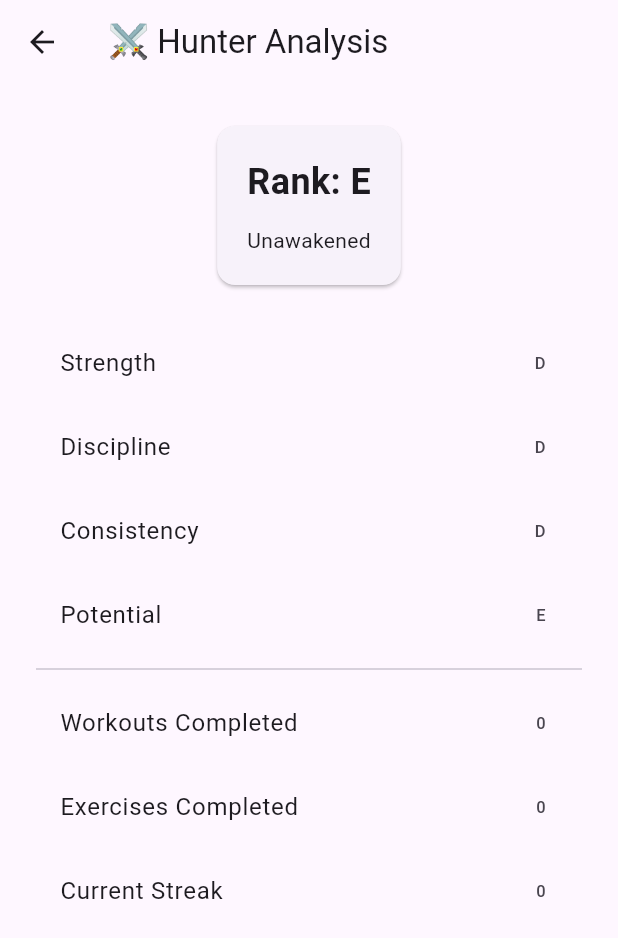
After one commit to vraj24713-sketch/system-awakening, a Flutter app: the screen it shows after launch, after a tap on an icon or button, on a phone screen of 412 x 824 dp. The commit adds this screen. Shown: the top 938 px of the screen. Run offline on Flutter 3.47's test engine with Material 3 defaults, Android fonts, the phone set to English and light mode, and no system bars; our stand-ins replace flutter_riverpod, shared_preferences.

Commit message:
added hunter analysis system

```diff
--- /dev/null
+++ b/lib/screens/analysis_screen.dart
@@ -0,0 +1,142 @@
+import 'package:flutter/material.dart';
+import 'package:flutter_riverpod/flutter_riverpod.dart';
+
+import '../providers/xp_provider.dart';
+import '../providers/stats_provider.dart';
+import '../providers/streak_provider.dart';
+
+class AnalysisScreen extends ConsumerWidget {
+  const AnalysisScreen({super.key});
+
+  String calculateStrength(int exercises) {
+    if (exercises >= 500) return 'S';
+    if (exercises >= 250) return 'A';
+    if (exercises >= 100) return 'B';
+    if (exercises >= 50) return 'C';
+    return 'D';
+  }
+
+  String calculateDiscipline(int streak) {
+    if (streak >= 60) return 'S';
+    if (streak >= 30) return 'A';
+    if (streak >= 14) return 'B';
+    if (streak >= 7) return 'C';
+    return 'D';
+  }
+
+  String calculateConsistency(int workouts) {
+    if (workouts >= 100) return 'S';
+    if (workouts >= 50) return 'A';
+    if (workouts >= 20) return 'B';
+    if (workouts >= 10) return 'C';
+    return 'D';
+  }
+
+  @override
+  Widget build(BuildContext context, WidgetRef ref) {
+    final xp = ref.watch(xpProvider);
+
+    final workoutsAsync = ref.watch(workoutsCompletedProvider);
+
+    final exercisesAsync = ref.watch(exercisesCompletedProvider);
+
+    final streakAsync = ref.watch(streakProvider);
+
+    return Scaffold(
+      appBar: AppBar(title: const Text('⚔️ Hunter Analysis')),
+
+      body: workoutsAsync.when(
+        data: (workouts) {
+          return exercisesAsync.when(
+            data: (exercises) {
+              return streakAsync.when(
+                data: (streak) {
+                  final strength = calculateStrength(exercises);
+
+                  final discipline = calculateDiscipline(streak);
+
+                  final consistency = calculateConsistency(workouts);
+
+                  return Padding(
+                    padding: const EdgeInsets.all(24),
+
+                    child: Column(
+                      children: [
+                        Card(
+                          child: Padding(
+                            padding: const EdgeInsets.all(20),
+
+                            child: Column(
+                              children: [
+                                Text(
+                                  'Rank: ${getRank(xp)}',
+                                  style: const TextStyle(
+                                    fontSize: 24,
+                                    fontWeight: FontWeight.bold,
+                                  ),
+                                ),
+
+                                const SizedBox(height: 12),
+
+                                Text(getTitle(xp)),
+                              ],
+                            ),
+                          ),
+                        ),
+
+                        const SizedBox(height: 20),
+
+                        ListTile(
+                          title: const Text('Strength'),
+                          trailing: Text(strength),
+                        ),
+
+                        ListTile(
+                          title: const Text('Discipline'),
+                          trailing: Text(discipline),
+                        ),
+
+                        ListTile(
+                          title: const Text('Consistency'),
+                          trailing: Text(consistency),
+                        ),
+
+                        ListTile(
+                          title: const Text('Potential'),
+                          trailing: Text(getRank(xp)),
+                        ),
+
+                        const Divider(),
+
+                        ListTile(
+                          title: const Text('Workouts Completed'),
+                          trailing: Text('$workouts'),
+                        ),
+
+                        ListTile(
+                          title: const Text('Exercises Completed'),
+                          trailing: Text('$exercises'),
+                        ),
+
+                        ListTile(
+                          title: const Text('Current Streak'),
+                          trailing: Text('$streak'),
+                        ),
+                      ],
+                    ),
+                  );
+                },
+                loading: () => const CircularProgressIndicator(),
+                error: (_, __) => const SizedBox(),
+              );
+            },
+            loading: () => const CircularProgressIndicator(),
+            error: (_, __) => const SizedBox(),
+          );
+        },
+        loading: () => const CircularProgressIndicator(),
+        error: (_, __) => const SizedBox(),
+      ),
+    );
+  }
+}
--- a/lib/screens/home_screen.dart
+++ b/lib/screens/home_screen.dart
@@ -12,6 +12,8 @@ import '../providers/xp_provider.dart';
 import '../providers/streak_provider.dart';
 
 import 'profile_screen.dart';
+
+import 'analysis_screen.dart';
 
 class HomeScreen extends ConsumerWidget {
   const HomeScreen({super.key});
@@ -86,6 +88,17 @@ class HomeScreen extends ConsumerWidget {
                   const SizedBox(height: 12),
 
                   Card(
+                    child: InkWell(
+                      onTap: () {
+                        if (analysisUnlocked(xp)) {
+                          Navigator.push(
+                            context,
+                            MaterialPageRoute(
+                              builder: (_) => const AnalysisScreen(),
+                            ),
+                          );
+                        }
+                      },
                       child: Padding(
                         padding: const EdgeInsets.all(16),
                         child: Column(
@@ -104,7 +117,10 @@ class HomeScreen extends ConsumerWidget {
 
                             const SizedBox(height: 12),
 
-                          Text('XP: $xp', style: const TextStyle(fontSize: 16)),
+                            Text(
+                              'XP: $xp',
+                              style: const TextStyle(fontSize: 16),
+                            ),
 
                             const SizedBox(height: 12),
 
@@ -116,7 +132,9 @@ class HomeScreen extends ConsumerWidget {
 
                               const SizedBox(height: 8),
 
-                            LinearProgressIndicator(value: getRankProgress(xp)),
+                              LinearProgressIndicator(
+                                value: getRankProgress(xp),
+                              ),
                             ] else ...[
                               const Text(
                                 '⚙ SYSTEM ANALYSIS INCOMPLETE',
@@ -136,6 +154,7 @@ class HomeScreen extends ConsumerWidget {
                               ),
                             ],
                           ],
+                        ),
                       ),
                     ),
                   ),
--- a/lib/services/streak_service.dart
+++ b/lib/services/streak_service.dart
@@ -2,6 +2,7 @@ import 'package:shared_preferences/shared_preferences.dart';
 
 class StreakService {
   static const streakKey = 'streak';
+  static const lastWorkoutKey = 'lastWorkout';
 
   static Future<int> getStreak() async {
     final prefs = await SharedPreferences.getInstance();
@@ -9,14 +10,30 @@ class StreakService {
   }
 
   static Future<void> updateStreak() async {
-    print('updateStreak called');
-
     final prefs = await SharedPreferences.getInstance();
 
-    final current = prefs.getInt(streakKey) ?? 0;
+    final now = DateTime.now();
+    final lastWorkoutString = prefs.getString(lastWorkoutKey);
 
-    await prefs.setInt(streakKey, current + 1);
+    if (lastWorkoutString == null) {
+      await prefs.setInt(streakKey, 1);
+    } else {
+      final lastWorkout = DateTime.parse(lastWorkoutString);
 
-    print('Current streak: ${current + 1}');
+      final difference = DateTime(now.year, now.month, now.day)
+          .difference(
+            DateTime(lastWorkout.year, lastWorkout.month, lastWorkout.day),
+          )
+          .inDays;
+
+      if (difference == 1) {
+        final current = prefs.getInt(streakKey) ?? 0;
+        await prefs.setInt(streakKey, current + 1);
+      } else if (difference > 1) {
+        await prefs.setInt(streakKey, 1);
+      }
+    }
+
+    await prefs.setString(lastWorkoutKey, now.toIso8601String());
   }
 }
```
Lines whose indentation alone changed are shown as unchanged.
